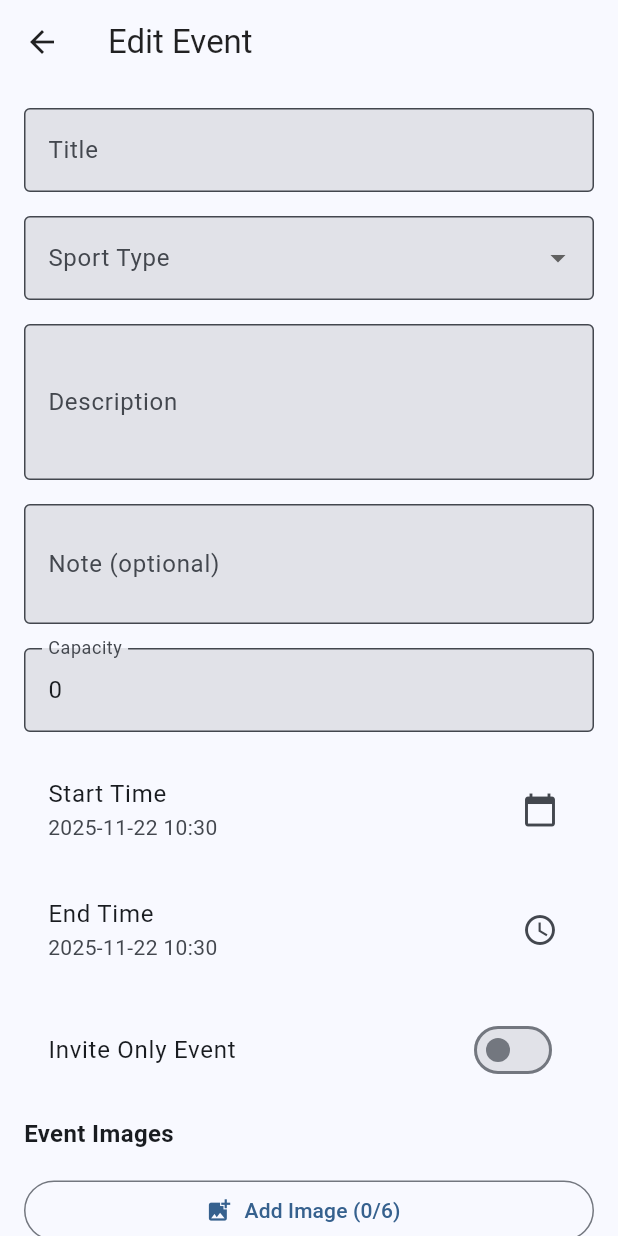
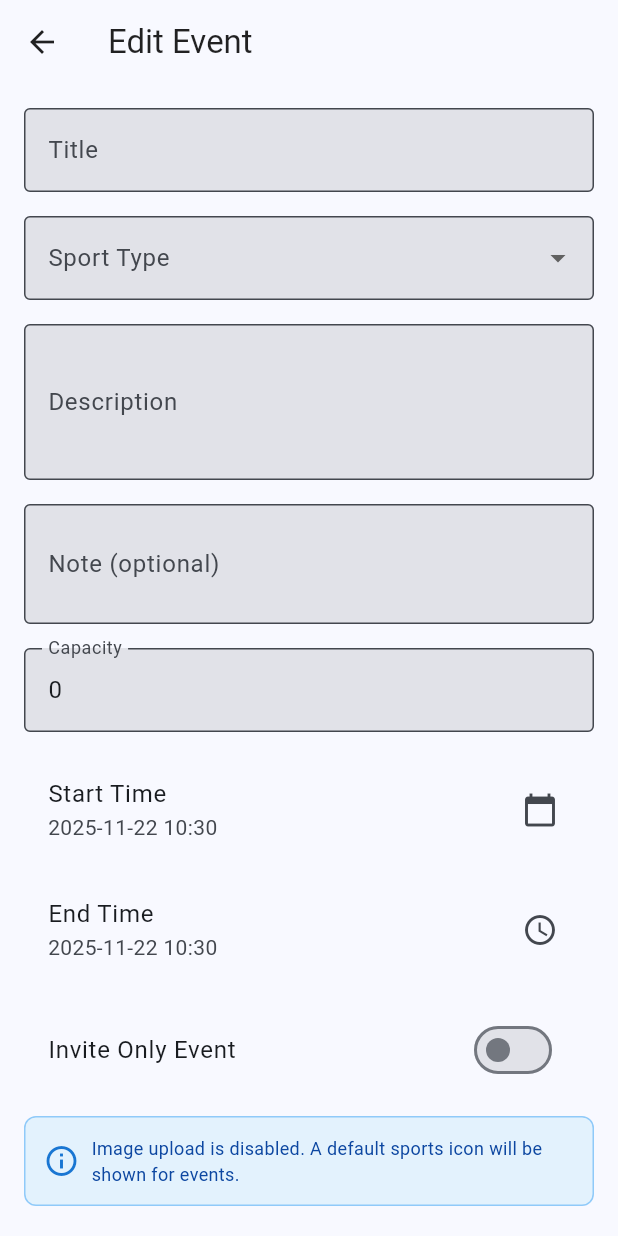
Before and after one commit to danielscode1/sportsAppHackatum, a Flutter app: the EventPopup widget shown alone on an empty page, opened directly with empty values, after a tap on the "edit" icon, on a phone screen of 412 x 824 dp. Run offline on Flutter 3.47's test engine with Material 3 defaults, Android fonts, the phone set to English and light mode, and no system bars; our stand-ins replace cloud_firestore, firebase_auth, firebase_core, firebase_storage, flutter_hooks, flutter_map and 5 more; accounts and stored records are empty; generated files the repository leaves out were written again; network calls fail.

Commit message:
Dpush everything i have rn

```diff
--- a/lib/features/events/screens/event_edit_screen.dart
+++ b/lib/features/events/screens/event_edit_screen.dart
@@ -2,7 +2,6 @@ import 'package:flutter/material.dart';
 import 'package:hooks_riverpod/hooks_riverpod.dart';
 import 'package:flutter_hooks/flutter_hooks.dart';
 import 'package:intl/intl.dart';
-import 'package:image_picker/image_picker.dart';
 import '../../../common/models/event_model.dart';
 import '../../../common/repositories/events_repository.dart';
 import '../../../common/repositories/auth_repository.dart';
@@ -154,81 +153,7 @@ class EventEditScreen extends HookConsumerWidget {
       }
     }
 
-    Future<void> pickImage() async {
-      // Check authentication
-      final user = authState.value;
-      if (user == null) {
-        if (context.mounted) {
-          ScaffoldMessenger.of(context).showSnackBar(
-            const SnackBar(
-              content: Text('You must be logged in to upload images'),
-              backgroundColor: Colors.red,
-            ),
-          );
-        }
-        return;
-      }
-
-      // Limit to 6 images
-      if (imageUrls.value.length >= 6) {
-        if (context.mounted) {
-          ScaffoldMessenger.of(context).showSnackBar(
-            const SnackBar(content: Text('Maximum 6 images allowed')),
-          );
-        }
-        return;
-      }
-
-      final picker = ImagePicker();
-      final pickedFile = await picker.pickImage(
-        source: ImageSource.gallery,
-        imageQuality: 85, // Compress image to reduce upload time
-      );
-      if (pickedFile != null) {
-        try {
-          isLoading.value = true;
-
-          // Show progress indicator
-          if (context.mounted) {
-            ScaffoldMessenger.of(context).showSnackBar(
-              const SnackBar(
-                content: Text('Uploading image...'),
-                duration: Duration(seconds: 1),
-              ),
-            );
-          }
-
-          final imageUrl = await eventsRepo.uploadEventImage(
-            event.id,
-            pickedFile,
-            imageUrls.value.length,
-          );
-
-          imageUrls.value = [...imageUrls.value, imageUrl];
-
-          if (context.mounted) {
-            ScaffoldMessenger.of(context).showSnackBar(
-              const SnackBar(
-                content: Text('Image uploaded successfully!'),
-                backgroundColor: Colors.green,
-              ),
-            );
-          }
-        } catch (e) {
-          if (context.mounted) {
-            ScaffoldMessenger.of(context).showSnackBar(
-              SnackBar(
-                content: Text('Error uploading image: ${e.toString()}'),
-                backgroundColor: Colors.red,
-                duration: const Duration(seconds: 5),
-              ),
-            );
-          }
-        } finally {
-          isLoading.value = false;
-        }
-      }
-    }
+    // Image upload disabled - removed pickImage function
 
     return Scaffold(
       appBar: AppBar(
@@ -340,65 +265,29 @@ class EventEditScreen extends HookConsumerWidget {
                 value: isInviteOnly.value,
                 onChanged: (value) => isInviteOnly.value = value,
               ),
+              // Image upload disabled - using default placeholder
               const SizedBox(height: 16),
-              const Text(
-                'Event Images',
-                style: TextStyle(fontSize: 16, fontWeight: FontWeight.bold),
+              Container(
+                padding: const EdgeInsets.all(12),
+                decoration: BoxDecoration(
+                  color: Colors.blue[50],
+                  borderRadius: BorderRadius.circular(8),
+                  border: Border.all(color: Colors.blue[200]!),
                 ),
-              const SizedBox(height: 8),
-              if (imageUrls.value.isNotEmpty)
-                SizedBox(
-                  height: 120,
-                  child: ListView.builder(
-                    scrollDirection: Axis.horizontal,
-                    itemCount: imageUrls.value.length,
-                    itemBuilder: (context, index) {
-                      return Stack(
+                child: Row(
                   children: [
-                          Container(
-                            width: 120,
-                            height: 120,
-                            margin: const EdgeInsets.only(right: 8),
-                            decoration: BoxDecoration(
-                              borderRadius: BorderRadius.circular(8),
-                              image: DecorationImage(
-                                image: NetworkImage(imageUrls.value[index]),
-                                fit: BoxFit.cover,
+                    Icon(Icons.info_outline, color: Colors.blue[700]),
+                    const SizedBox(width: 8),
+                    Expanded(
+                      child: Text(
+                        'Image upload is disabled. A default sports icon will be shown for events.',
+                        style: TextStyle(
+                          color: Colors.blue[900],
+                          fontSize: 12,
                         ),
                       ),
                     ),
-                          Positioned(
-                            top: 4,
-                            right: 12,
-                            child: IconButton(
-                              icon: const Icon(Icons.close, color: Colors.white),
-                              onPressed: () {
-                                imageUrls.value = imageUrls.value
-                                    .where((url) => url != imageUrls.value[index])
-                                    .toList();
-                              },
-                            ),
-                          ),
                   ],
-                      );
-                    },
-                  ),
-                ),
-              const SizedBox(height: 8),
-              OutlinedButton.icon(
-                onPressed: imageUrls.value.length >= 6 ? null : pickImage,
-                icon: const Icon(Icons.add_photo_alternate),
-                label: Text('Add Image (${imageUrls.value.length}/6)'),
-              ),
-              if (imageUrls.value.length >= 6)
-                Padding(
-                  padding: const EdgeInsets.only(top: 4),
-                  child: Text(
-                    'Maximum 6 images reached',
-                    style: TextStyle(
-                      color: Theme.of(context).colorScheme.error,
-                      fontSize: 12,
-                    ),
                 ),
               ),
               const SizedBox(height: 24),
--- a/lib/features/map/screens/map_screen.dart
+++ b/lib/features/map/screens/map_screen.dart
@@ -367,10 +367,10 @@ class EventPopup extends ConsumerWidget {
                 ),
               ),
               // Image gallery section (top white area)
-              if (event.imageUrls.isNotEmpty)
               SizedBox(
                 height: 200,
-                  child: PageView.builder(
+                child: event.imageUrls.isNotEmpty
+                    ? PageView.builder(
                         itemCount: event.imageUrls.length,
                         itemBuilder: (context, index) {
                           return Container(
@@ -380,10 +380,41 @@ class EventPopup extends ConsumerWidget {
                               image: DecorationImage(
                                 image: NetworkImage(event.imageUrls[index]),
                                 fit: BoxFit.cover,
+                                onError: (exception, stackTrace) {
+                                  // Fallback to default if image fails to load
+                                },
                               ),
                             ),
                           );
                         },
+                      )
+                    : Container(
+                        margin: const EdgeInsets.all(8),
+                        decoration: BoxDecoration(
+                          borderRadius: BorderRadius.circular(12),
+                          color: Colors.grey[200],
+                        ),
+                        child: Center(
+                          child: Column(
+                            mainAxisAlignment: MainAxisAlignment.center,
+                            children: [
+                              Icon(
+                                Icons.sports_soccer,
+                                size: 64,
+                                color: Colors.grey[400],
+                              ),
+                              const SizedBox(height: 8),
+                              Text(
+                                event.sportType.toUpperCase(),
+                                style: TextStyle(
+                                  fontSize: 18,
+                                  fontWeight: FontWeight.bold,
+                                  color: Colors.grey[600],
+                                ),
+                              ),
+                            ],
+                          ),
+                        ),
                       ),
               ),
               Expanded(
```
Lines whose indentation alone changed are shown as unchanged.
